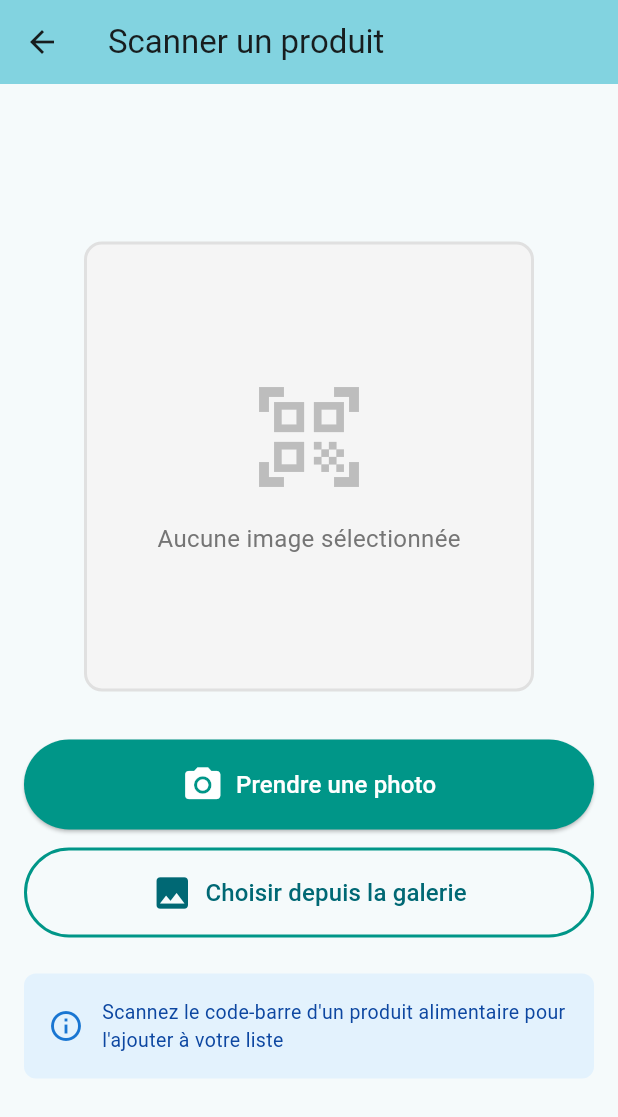
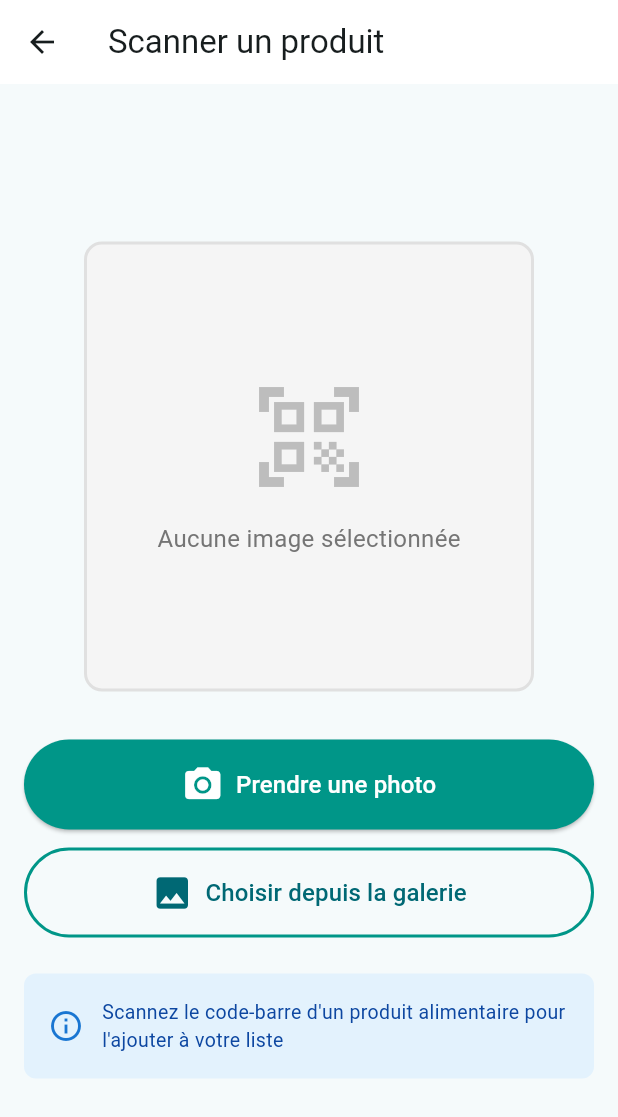
Before and after one commit to JulianDou/coursflutter, a Flutter app: the screen it shows after launch, after a tap on the "qr code scanner" icon, on a phone screen of 412 x 824 dp. Shown: the top 1117 px of the screen. Run offline on Flutter 3.47's test engine with Material 3 defaults, Android fonts, the phone set to English and light mode, and no system bars; our stand-ins replace dio, font_awesome_flutter, google_fonts, image_picker, shared_preferences; missing offline and left inert: google_mlkit_barcode_scanning.

Commit message:
Fix appbar et liste vide

```diff
--- a/tp5_doutreligne_julian_valin_mael/lib/main.dart
+++ b/tp5_doutreligne_julian_valin_mael/lib/main.dart
@@ -215,7 +215,7 @@ class _ShoppingListScreenState extends State<ShoppingListScreen> {
     return Scaffold(
       appBar: AppBar(
         title: const Text('Ma Liste de Courses'),
-        backgroundColor: Theme.of(context).colorScheme.inversePrimary,
+        backgroundColor: Colors.white,
         actions: [
           IconButton(
             icon: const Icon(Icons.list_alt),
@@ -257,20 +257,23 @@ class _ShoppingListScreenState extends State<ShoppingListScreen> {
           Expanded(
             child: _cartProducts.isEmpty
                 ? Center(
+                    child: GlassContainer(
+                      borderRadius: 12,
+                      padding: const EdgeInsets.all(16),
                       child: Column(
-                      mainAxisAlignment: MainAxisAlignment.center,
+                        mainAxisSize: MainAxisSize.min,
                         children: [
                           Icon(
                             Icons.shopping_cart_outlined,
                             size: 100,
-                          color: Colors.grey[400],
+                            color: Colors.teal,
                           ),
                           const SizedBox(height: 16),
                           Text(
                             'Votre liste est vide',
                             style: TextStyle(
                               fontSize: 18,
-                            color: Colors.grey[600],
+                              color: Colors.teal,
                             ),
                           ),
                           const SizedBox(height: 8),
@@ -278,10 +281,11 @@ class _ShoppingListScreenState extends State<ShoppingListScreen> {
                             'Scannez un produit pour commencer',
                             style: TextStyle(
                               fontSize: 14,
-                            color: Colors.grey[500],
+                              color: Colors.grey[700],
                             ),
                           ),
                         ],
+                      ),
                     ),
                   )
                 : ListView.builder(
@@ -705,7 +709,7 @@ class _BarcodeScannerScreenState extends State<BarcodeScannerScreen> {
     return Scaffold(
       appBar: AppBar(
         title: const Text('Scanner un produit'),
-        backgroundColor: Theme.of(context).colorScheme.inversePrimary,
+        backgroundColor: Colors.white,
       ),
       body: Center(
         child: SingleChildScrollView(
```
Also changed, not shown: tp5_doutreligne_julian_valin_mael/lib/pages/saved_lists_page.dart (+0 -13 lines). Lines whose indentation alone changed are shown as unchanged.
